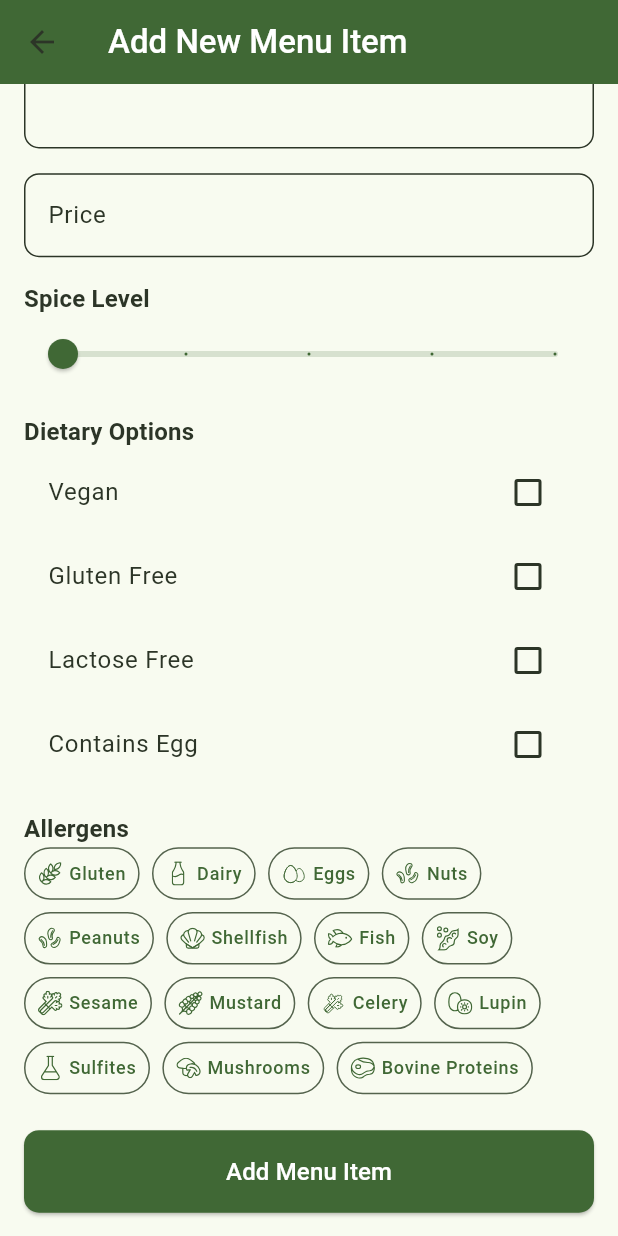
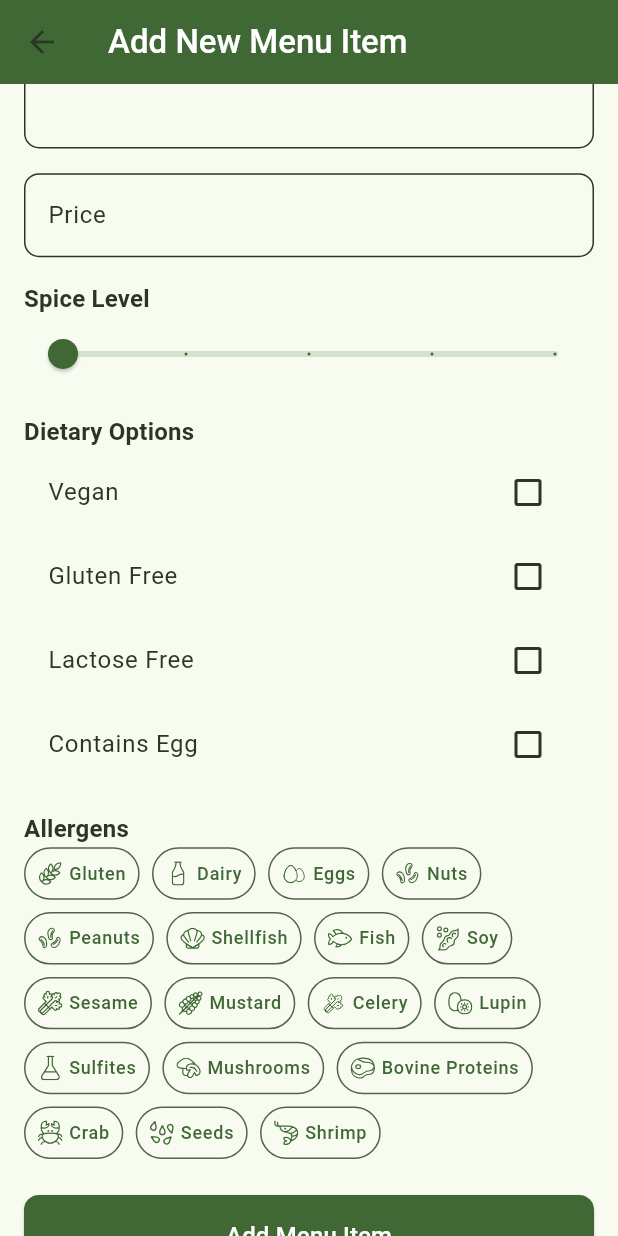
Before and after one commit to Pavel401/DineSync, a Flutter app: the AddMenuItem screen opened directly, scrolled down 366 dp, on a phone screen of 412 x 824 dp. Run offline on Flutter 3.47's test engine with Material 3 defaults, Android fonts, the phone set to English and light mode, and no system bars; our stand-ins replace cached_network_image, cloud_firestore, dotted_border, equatable, firebase_auth, firebase_core and 10 more; accounts and stored records are empty.

Commit message:
Add new allergens: Crab, Seeds, and Shrimp to the allergens list

```diff
--- a/lib/app/constants/allergens.dart
+++ b/lib/app/constants/allergens.dart
@@ -61,4 +61,16 @@ List<Allergens> allergens = [
       allergenId: '15',
       allergenName: 'Bovine Proteins',
       allergenImage: 'assets/allergens/beef.svg'),
+  Allergens(
+      allergenId: '16',
+      allergenName: 'Crab',
+      allergenImage: 'assets/allergens/crab.svg'),
+  Allergens(
+      allergenId: '17',
+      allergenName: 'Seeds',
+      allergenImage: 'assets/allergens/seeds.svg'),
+  Allergens(
+      allergenId: '18',
+      allergenName: 'Shrimp',
+      allergenImage: 'assets/allergens/shrimp.svg'),
 ];
```
